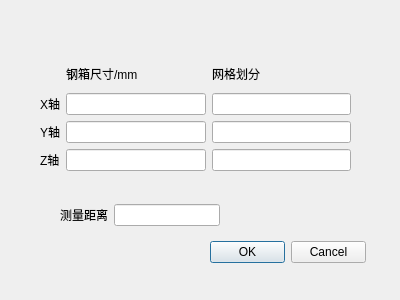
First picture: the form in src/settings.ui, repository xuli2020sj/GDS9, before the edit.
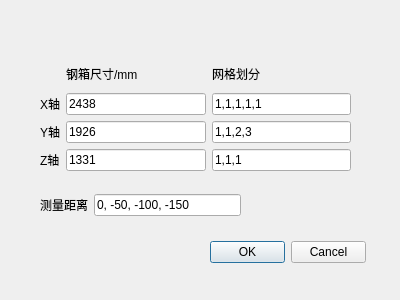
Second picture: the form after the edit.

```diff
--- a/src/settings.ui
+++ b/src/settings.ui
@@ -72,22 +72,46 @@
      </widget>
     </item>
     <item row="1" column="1">
-     <widget class="QLineEdit" name="lineEdit_2"/>
+     <widget class="QLineEdit" name="lineEdit_2">
+      <property name="text">
+       <string>2438</string>
+      </property>
+     </widget>
     </item>
     <item row="1" column="2">
-     <widget class="QLineEdit" name="lineEdit_3"/>
+     <widget class="QLineEdit" name="lineEdit_3">
+      <property name="text">
+       <string>1,1,1,1,1</string>
+      </property>
+     </widget>
     </item>
     <item row="2" column="1">
-     <widget class="QLineEdit" name="lineEdit_4"/>
+     <widget class="QLineEdit" name="lineEdit_4">
+      <property name="text">
+       <string>1926</string>
+      </property>
+     </widget>
     </item>
     <item row="2" column="2">
-     <widget class="QLineEdit" name="lineEdit_5"/>
+     <widget class="QLineEdit" name="lineEdit_5">
+      <property name="text">
+       <string>1,1,2,3</string>
+      </property>
+     </widget>
     </item>
     <item row="3" column="1">
-     <widget class="QLineEdit" name="lineEdit_6"/>
+     <widget class="QLineEdit" name="lineEdit_6">
+      <property name="text">
+       <string>1331</string>
+      </property>
+     </widget>
     </item>
     <item row="3" column="2">
-     <widget class="QLineEdit" name="lineEdit_7"/>
+     <widget class="QLineEdit" name="lineEdit_7">
+      <property name="text">
+       <string>1,1,1</string>
+      </property>
+     </widget>
     </item>
    </layout>
   </widget>
@@ -107,9 +131,9 @@
   <widget class="QWidget" name="gridLayoutWidget_2">
    <property name="geometry">
     <rect>
-     <x>60</x>
-     <y>200</y>
-     <width>160</width>
+     <x>40</x>
+     <y>190</y>
+     <width>201</width>
      <height>31</height>
     </rect>
    </property>
@@ -122,7 +146,11 @@
      </widget>
     </item>
     <item row="0" column="1">
-     <widget class="QLineEdit" name="lineEdit"/>
+     <widget class="QLineEdit" name="lineEdit">
+      <property name="text">
+       <string>0, -50, -100, -150</string>
+      </property>
+     </widget>
     </item>
    </layout>
   </widget>
```
